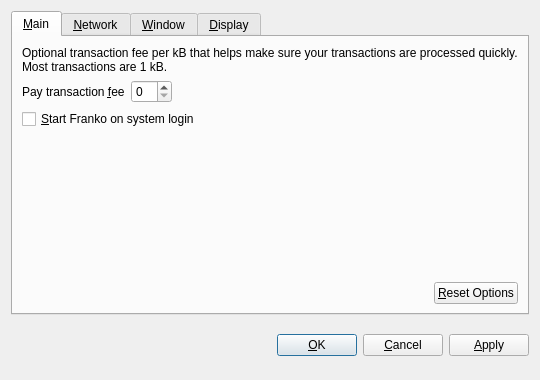
Old version of the form src/qt/forms/optionsdialog.ui in the repository xziy/Peershares.
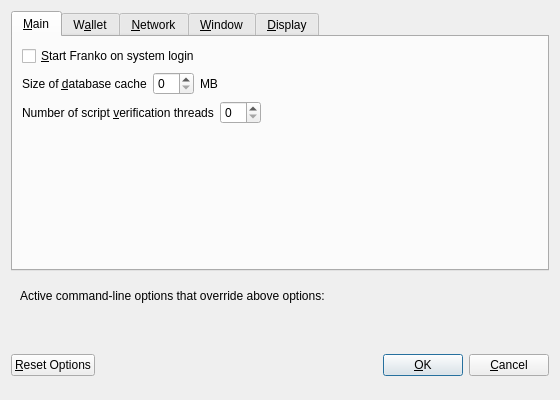
New version of the form. Custom widgets are drawn as their Qt base class.

The edit to the form file:
```diff
--- a/src/qt/forms/optionsdialog.ui
+++ b/src/qt/forms/optionsdialog.ui
@@ -6,8 +6,8 @@
    <rect>
     <x>0</x>
     <y>0</y>
-    <width>540</width>
-    <height>380</height>
+    <width>560</width>
+    <height>400</height>
    </rect>
   </property>
   <property name="windowTitle">
@@ -19,9 +19,6 @@
   <layout class="QVBoxLayout" name="verticalLayout">
    <item>
     <widget class="QTabWidget" name="tabWidget">
-     <property name="tabPosition">
-      <enum>QTabWidget::North</enum>
-     </property>
      <property name="currentIndex">
       <number>0</number>
      </property>
@@ -30,52 +27,6 @@
        <string>&amp;Main</string>
       </attribute>
       <layout class="QVBoxLayout" name="verticalLayout_Main">
-       <item>
-        <widget class="QLabel" name="transactionFeeInfoLabel">
-         <property name="text">
-          <string>Optional transaction fee per kB that helps make sure your transactions are processed quickly. Most transactions are 1 kB.</string>
-         </property>
-         <property name="textFormat">
-          <enum>Qt::PlainText</enum>
-         </property>
-         <property name="wordWrap">
-          <bool>true</bool>
-         </property>
-        </widget>
-       </item>
-       <item>
-        <layout class="QHBoxLayout" name="horizontalLayout_1_Main">
-         <item>
-          <widget class="QLabel" name="transactionFeeLabel">
-           <property name="text">
-            <string>Pay transaction &amp;fee</string>
-           </property>
-           <property name="textFormat">
-            <enum>Qt::PlainText</enum>
-           </property>
-           <property name="buddy">
-            <cstring>transactionFee</cstring>
-           </property>
-          </widget>
-         </item>
-         <item>
-          <widget class="BitcoinAmountField" name="transactionFee"/>
-         </item>
-         <item>
-          <spacer name="horizontalSpacer_1_Main">
-           <property name="orientation">
-            <enum>Qt::Horizontal</enum>
-           </property>
-           <property name="sizeHint" stdset="0">
-            <size>
-             <width>40</width>
-             <height>20</height>
-            </size>
-           </property>
-          </spacer>
-         </item>
-        </layout>
-       </item>
        <item>
         <widget class="QCheckBox" name="bitcoinAtStartup">
          <property name="toolTip">
@@ -86,21 +37,34 @@
          </property>
         </widget>
        </item>
-       <item>
-        <spacer name="verticalSpacer_Main">
-         <property name="orientation">
-          <enum>Qt::Vertical</enum>
-         </property>
-         <property name="sizeHint" stdset="0">
-          <size>
-           <width>20</width>
-           <height>40</height>
-          </size>
-         </property>
-        </spacer>
-       </item>
        <item>
         <layout class="QHBoxLayout" name="horizontalLayout_2_Main">
+         <item>
+          <widget class="QLabel" name="databaseCacheLabel">
+           <property name="text">
+            <string>Size of &amp;database cache</string>
+           </property>
+           <property name="textFormat">
+            <enum>Qt::PlainText</enum>
+           </property>
+           <property name="buddy">
+            <cstring>databaseCache</cstring>
+           </property>
+          </widget>
+         </item>
+         <item>
+          <widget class="QSpinBox" name="databaseCache"/>
+         </item>
+         <item>
+          <widget class="QLabel" name="databaseCacheUnitLabel">
+           <property name="text">
+            <string>MB</string>
+           </property>
+           <property name="textFormat">
+            <enum>Qt::PlainText</enum>
+           </property>
+          </widget>
+         </item>
          <item>
           <spacer name="horizontalSpacer_2_Main">
            <property name="orientation">
@@ -114,20 +78,106 @@
            </property>
           </spacer>
          </item>
+        </layout>
+       </item>
+       <item>
+        <layout class="QHBoxLayout" name="horizontalLayout_3_Main">
          <item>
-          <widget class="QPushButton" name="resetButton">
-           <property name="toolTip">
-            <string>Reset all client options to default.</string>
-           </property>
+          <widget class="QLabel" name="threadsScriptVerifLabel">
            <property name="text">
-            <string>&amp;Reset Options</string>
+            <string>Number of script &amp;verification threads</string>
            </property>
-           <property name="autoDefault">
-            <bool>false</bool>
+           <property name="textFormat">
+            <enum>Qt::PlainText</enum>
            </property>
+           <property name="buddy">
+            <cstring>threadsScriptVerif</cstring>
+           </property>
           </widget>
          </item>
+         <item>
+          <widget class="QSpinBox" name="threadsScriptVerif">
+           <property name="toolTip">
+            <string>(0 = auto, &lt;0 = leave that many cores free)</string>
+           </property>
+          </widget>
+         </item>
+         <item>
+          <spacer name="horizontalSpacer_3_Main">
+           <property name="orientation">
+            <enum>Qt::Horizontal</enum>
+           </property>
+           <property name="sizeHint" stdset="0">
+            <size>
+             <width>40</width>
+             <height>20</height>
+            </size>
+           </property>
+          </spacer>
+         </item>
         </layout>
+       </item>
+       <item>
+        <spacer name="verticalSpacer_Main">
+         <property name="orientation">
+          <enum>Qt::Vertical</enum>
+         </property>
+         <property name="sizeHint" stdset="0">
+          <size>
+           <width>20</width>
+           <height>40</height>
+          </size>
+         </property>
+        </spacer>
+       </item>
+      </layout>
+     </widget>
+     <widget class="QWidget" name="tabWallet">
+      <attribute name="title">
+       <string>W&amp;allet</string>
+      </attribute>
+      <layout class="QVBoxLayout" name="verticalLayout_Wallet">
+       <item>
+        <widget class="QGroupBox" name="groupBox">
+         <property name="title">
+          <string>Expert</string>
+         </property>
+         <layout class="QVBoxLayout" name="verticalLayout_2">
+          <item>
+           <widget class="QCheckBox" name="coinControlFeatures">
+            <property name="toolTip">
+             <string>Whether to show coin control features or not.</string>
+            </property>
+            <property name="text">
+             <string>Enable coin &amp;control features</string>
+            </property>
+           </widget>
+          </item>
+          <item>
+           <widget class="QCheckBox" name="spendZeroConfChange">
+            <property name="toolTip">
+             <string>If you disable the spending of unconfirmed change, the change from a transaction cannot be used until that transaction has at least one confirmation. This also affects how your balance is computed.</string>
+            </property>
+            <property name="text">
+             <string>&amp;Spend unconfirmed change</string>
+            </property>
+           </widget>
+          </item>
+         </layout>
+        </widget>
+       </item>
+       <item>
+        <spacer name="verticalSpacer_Wallet">
+         <property name="orientation">
+          <enum>Qt::Vertical</enum>
+         </property>
+         <property name="sizeHint" stdset="0">
+          <size>
+           <width>20</width>
+           <height>40</height>
+          </size>
+         </property>
+        </spacer>
        </item>
       </layout>
      </widget>
@@ -146,18 +196,28 @@
          </property>
         </widget>
        </item>
+       <item>
+        <widget class="QCheckBox" name="allowIncoming">
+         <property name="toolTip">
+          <string>Accept connections from outside</string>
+         </property>
+         <property name="text">
+          <string>Allow incoming connections</string>
+         </property>
+        </widget>
+       </item>
        <item>
         <widget class="QCheckBox" name="connectSocks">
          <property name="toolTip">
-          <string>Connect to the Franko network through a SOCKS proxy (e.g. when connecting through Tor).</string>
+          <string>Connect to the Franko network through a SOCKS5 proxy.</string>
          </property>
          <property name="text">
-          <string>&amp;Connect through SOCKS proxy:</string>
+          <string>&amp;Connect through SOCKS5 proxy (default proxy):</string>
          </property>
         </widget>
        </item>
        <item>
-        <layout class="QHBoxLayout" name="horizontalLayout_Network">
+        <layout class="QHBoxLayout" name="horizontalLayout_1_Network">
          <item>
           <widget class="QLabel" name="proxyIpLabel">
            <property name="text">
@@ -173,6 +233,12 @@
          </item>
          <item>
           <widget class="QValidatedLineEdit" name="proxyIp">
+           <property name="minimumSize">
+            <size>
+             <width>140</width>
+             <height>0</height>
+            </size>
+           </property>
            <property name="maximumSize">
             <size>
              <width>140</width>
@@ -180,7 +246,7 @@
             </size>
            </property>
            <property name="toolTip">
-            <string>IP address of the proxy (e.g. 127.0.0.1)</string>
+            <string>IP address of the proxy (e.g. IPv4: 127.0.0.1 / IPv6: ::1)</string>
            </property>
           </widget>
          </item>
@@ -199,6 +265,12 @@
          </item>
          <item>
           <widget class="QLineEdit" name="proxyPort">
+           <property name="minimumSize">
+            <size>
+             <width>55</width>
+             <height>0</height>
+            </size>
+           </property>
            <property name="maximumSize">
             <size>
              <width>55</width>
@@ -211,27 +283,7 @@
           </widget>
          </item>
          <item>
-          <widget class="QLabel" name="socksVersionLabel">
-           <property name="text">
-            <string>SOCKS &amp;Version:</string>
-           </property>
-           <property name="textFormat">
-            <enum>Qt::PlainText</enum>
-           </property>
-           <property name="buddy">
-            <cstring>socksVersion</cstring>
-           </property>
-          </widget>
-         </item>
-         <item>
-          <widget class="QValueComboBox" name="socksVersion">
-           <property name="toolTip">
-            <string>SOCKS version of the proxy (e.g. 5)</string>
-           </property>
-          </widget>
-         </item>
-         <item>
-          <spacer name="horizontalSpacer_Network">
+          <spacer name="horizontalSpacer_1_Network">
            <property name="orientation">
             <enum>Qt::Horizontal</enum>
            </property>
@@ -354,14 +406,28 @@
         </layout>
        </item>
        <item>
-        <widget class="QCheckBox" name="displayAddresses">
-         <property name="toolTip">
-          <string>Whether to show Franko addresses in the transaction list or not.</string>
-         </property>
-         <property name="text">
-          <string>&amp;Display addresses in transaction list</string>
-         </property>
-        </widget>
+        <layout class="QHBoxLayout" name="horizontalLayout_3_Display">
+         <item>
+          <widget class="QLabel" name="thirdPartyTxUrlsLabel">
+           <property name="toolTip">
+            <string>Third party URLs (e.g. a block explorer) that appear in the transactions tab as context menu items. %s in the URL is replaced by transaction hash. Multiple URLs are separated by vertical bar |.</string>
+           </property>
+           <property name="text">
+            <string>Third party transaction URLs</string>
+           </property>
+           <property name="buddy">
+            <cstring>thirdPartyTxUrls</cstring>
+           </property>
+          </widget>
+         </item>
+         <item>
+          <widget class="QLineEdit" name="thirdPartyTxUrls">
+           <property name="toolTip">
+            <string>Third party URLs (e.g. a block explorer) that appear in the transactions tab as context menu items. %s in the URL is replaced by transaction hash. Multiple URLs are separated by vertical bar |.</string>
+           </property>
+          </widget>
+         </item>
+        </layout>
        </item>
        <item>
         <spacer name="verticalSpacer_Display">
@@ -380,8 +446,67 @@
      </widget>
     </widget>
    </item>
+   <item>
+    <widget class="QFrame" name="frame">
+     <layout class="QVBoxLayout" name="verticalLayout_Bottom">
+      <item>
+       <layout class="QHBoxLayout" name="horizontalLayout_Bottom">
+        <item>
+         <widget class="QLabel" name="overriddenByCommandLineInfoLabel">
+          <property name="text">
+           <string>Active command-line options that override above options:</string>
+          </property>
+          <property name="textFormat">
+           <enum>Qt::PlainText</enum>
+          </property>
+         </widget>
+        </item>
+        <item>
+         <spacer name="horizontalSpacer_Bottom">
+          <property name="orientation">
+           <enum>Qt::Horizontal</enum>
+          </property>
+          <property name="sizeHint" stdset="0">
+           <size>
+            <width>40</width>
+            <height>20</height>
+           </size>
+          </property>
+         </spacer>
+        </item>
+       </layout>
+      </item>
+      <item>
+       <widget class="QLabel" name="overriddenByCommandLineLabel">
+        <property name="text">
+         <string/>
+        </property>
+        <property name="textFormat">
+         <enum>Qt::PlainText</enum>
+        </property>
+        <property name="wordWrap">
+         <bool>true</bool>
+        </property>
+       </widget>
+      </item>
+     </layout>
+    </widget>
+   </item>
    <item>
     <layout class="QHBoxLayout" name="horizontalLayout_Buttons">
+     <item>
+      <widget class="QPushButton" name="resetButton">
+       <property name="toolTip">
+        <string>Reset all client options to default.</string>
+       </property>
+       <property name="text">
+        <string>&amp;Reset Options</string>
+       </property>
+       <property name="autoDefault">
+        <bool>false</bool>
+       </property>
+      </widget>
+     </item>
      <item>
       <spacer name="horizontalSpacer_1">
        <property name="orientation">
@@ -397,6 +522,12 @@
      </item>
      <item>
       <widget class="QLabel" name="statusLabel">
+       <property name="minimumSize">
+        <size>
+         <width>200</width>
+         <height>0</height>
+        </size>
+       </property>
        <property name="font">
         <font>
          <weight>75</weight>
@@ -432,6 +563,12 @@
        <property name="text">
         <string>&amp;OK</string>
        </property>
+       <property name="autoDefault">
+        <bool>false</bool>
+       </property>
+       <property name="default">
+        <bool>true</bool>
+       </property>
       </widget>
      </item>
      <item>
@@ -444,36 +581,21 @@
        </property>
       </widget>
      </item>
-     <item>
-      <widget class="QPushButton" name="applyButton">
-       <property name="text">
-        <string>&amp;Apply</string>
-       </property>
-       <property name="autoDefault">
-        <bool>false</bool>
-       </property>
-      </widget>
-     </item>
     </layout>
    </item>
   </layout>
  </widget>
  <customwidgets>
-  <customwidget>
-   <class>BitcoinAmountField</class>
-   <extends>QSpinBox</extends>
-   <header>bitcoinamountfield.h</header>
-  </customwidget>
-  <customwidget>
-   <class>QValueComboBox</class>
-   <extends>QComboBox</extends>
-   <header>qvaluecombobox.h</header>
-  </customwidget>
   <customwidget>
    <class>QValidatedLineEdit</class>
    <extends>QLineEdit</extends>
    <header>qvalidatedlineedit.h</header>
   </customwidget>
+  <customwidget>
+   <class>QValueComboBox</class>
+   <extends>QComboBox</extends>
+   <header>qvaluecombobox.h</header>
+  </customwidget>
  </customwidgets>
  <resources/>
  <connections/>
```
